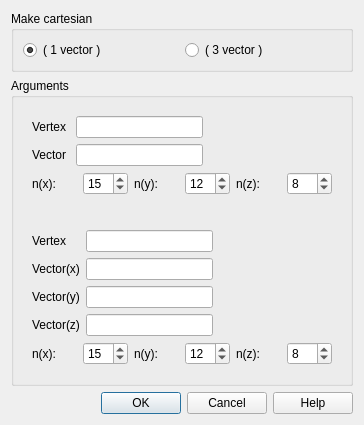
First picture: the form in src/HEXABLOCKGUI/MakeCartesian_QTD.ui, repository SalomePlatform/hexablock, before the edit.
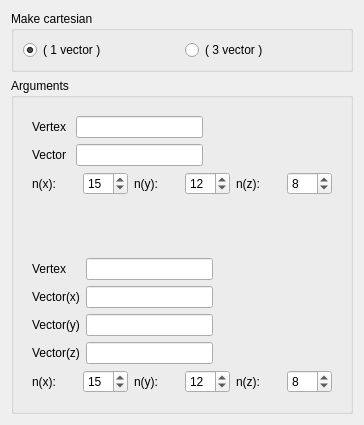
Second picture: the form after the edit.

Commit message: fixed : selection model added : highlight on propagation's edges 	apply button on dialog panel updated : association menu, object brower's name, menu always showing, ...

The edit to the form file:
```diff
--- a/src/HEXABLOCKGUI/MakeCartesian_QTD.ui
+++ b/src/HEXABLOCKGUI/MakeCartesian_QTD.ui
@@ -273,16 +273,6 @@
      </layout>
     </widget>
    </item>
-   <item>
-    <widget class="QDialogButtonBox" name="buttonBox">
-     <property name="orientation">
-      <enum>Qt::Horizontal</enum>
-     </property>
-     <property name="standardButtons">
-      <set>QDialogButtonBox::Cancel|QDialogButtonBox::Ok|QDialogButtonBox::Help</set>
-     </property>
-    </widget>
-   </item>
   </layout>
  </widget>
  <resources/>
```
Left out of the diff: 32 changed lines with no effect on the pictures. The commit also changes 37 other files.
